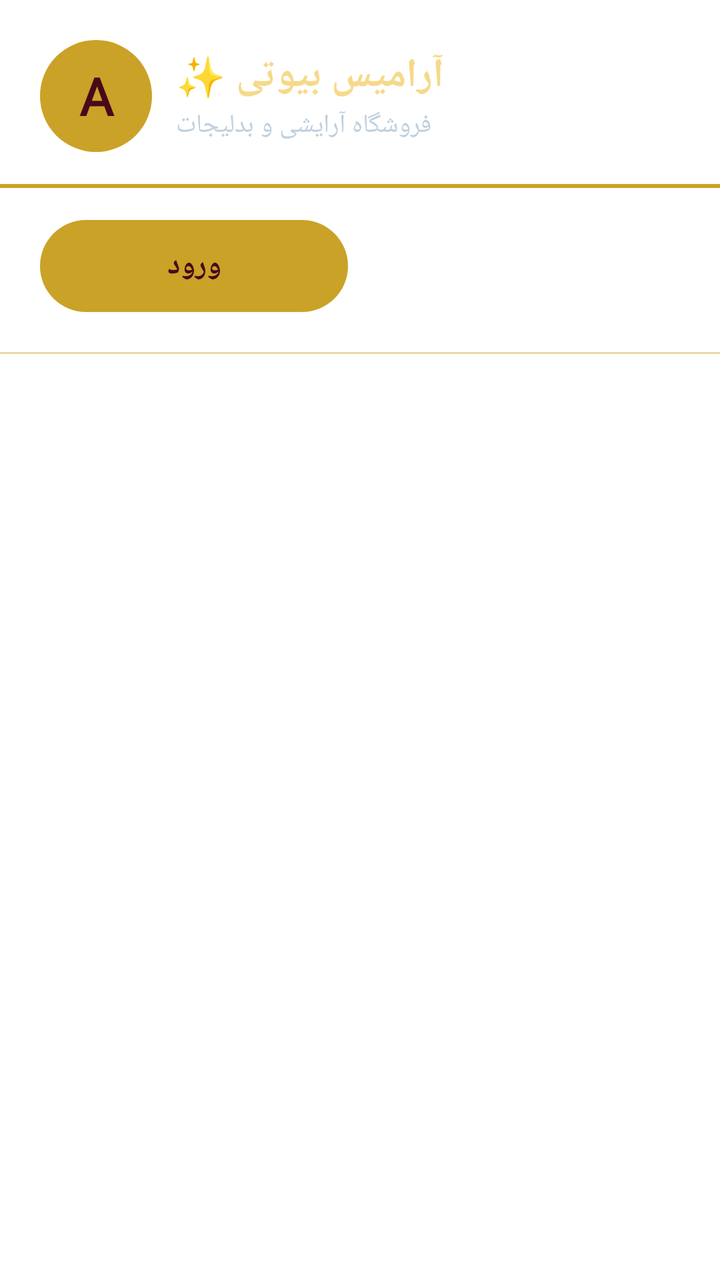
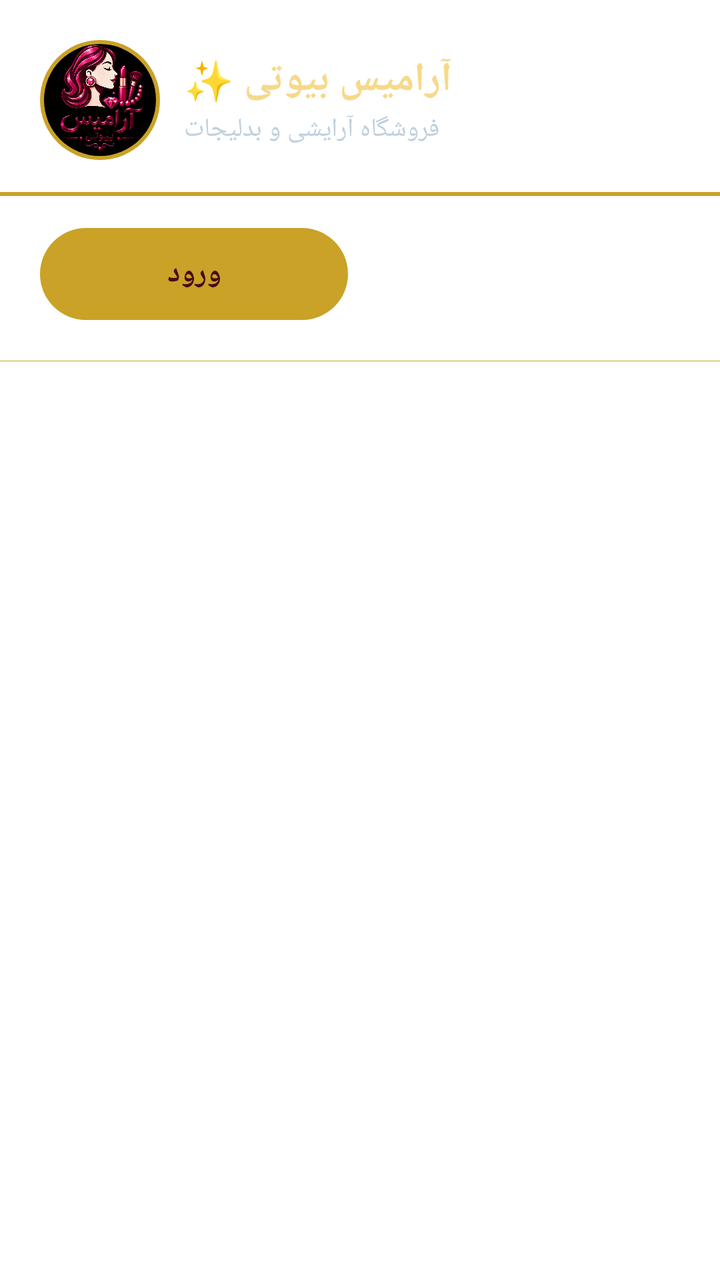

Before-and-after screenshots of an Android layout around one commit, followed by the original layout XML and the change that was made.
<!-- AndroidManifest.xml: application theme Theme.AramisBeauty -->
<!-- res/layout/nav_header_main.xml -->
<?xml version="1.0" encoding="utf-8"?>
<LinearLayout xmlns:android="http://schemas.android.com/apk/res/android"
    xmlns:app="http://schemas.android.com/apk/res-auto"
    android:layout_width="match_parent"
    android:layout_height="wrap_content"
    android:orientation="vertical"
    android:paddingTop="20dp">

    <LinearLayout
        android:layout_width="match_parent"
        android:layout_height="wrap_content"
        android:gravity="center_vertical"
        android:orientation="horizontal"
        android:paddingStart="20dp"
        android:paddingEnd="20dp">

        <TextView
            android:layout_width="56dp"
            android:layout_height="56dp"
            android:background="@drawable/circle_gold"
            android:fontFamily="@font/vazirmatn"
            android:gravity="center"
            android:text="A"
            android:textColor="@color/burgundy_dark"
            android:textSize="26sp"
            android:textStyle="bold" />

        <LinearLayout
            android:layout_width="wrap_content"
            android:layout_height="wrap_content"
            android:layout_marginStart="12dp"
            android:orientation="vertical">

            <TextView
                android:layout_width="wrap_content"
                android:layout_height="wrap_content"
                android:text="آرامیس بیوتی ✨"
                android:textColor="@color/glass_gold_light"
                android:textSize="20sp"
                android:textStyle="bold" />

            <TextView
                android:layout_width="wrap_content"
                android:layout_height="wrap_content"
                android:layout_marginTop="2dp"
                android:text="فروشگاه آرایشی و بدلیجات"
                android:textColor="#BFD0DE"
                android:textSize="13sp" />
        </LinearLayout>
    </LinearLayout>

    <View
        android:layout_width="match_parent"
        android:layout_height="2dp"
        android:layout_marginTop="16dp"
        android:background="@color/gold" />

    <LinearLayout
        android:id="@+id/auth_buttons_row"
        android:layout_width="match_parent"
        android:layout_height="wrap_content"
        android:layout_marginTop="16dp"
        android:orientation="horizontal"
        android:paddingStart="20dp"
        android:paddingEnd="20dp"
        android:paddingBottom="20dp">

        <Button
            android:id="@+id/btn_login"
            android:layout_width="0dp"
            android:layout_height="46dp"
            android:layout_marginEnd="6dp"
            android:layout_weight="1"
            android:background="@drawable/btn_gold_pill"
            android:text="@string/login"
            android:textColor="@color/burgundy_dark"
            android:textSize="15sp"
            android:textStyle="bold"
            app:backgroundTint="@null" />

        <Button
            android:id="@+id/btn_register"
            android:layout_width="0dp"
            android:layout_height="46dp"
            android:layout_marginStart="6dp"
            android:layout_weight="1"
            android:background="@drawable/btn_outline_white_pill"
            android:text="@string/register"
            android:textColor="@color/white"
            android:textSize="15sp"
            app:backgroundTint="@null" />

    </LinearLayout>

    <Button
        android:id="@+id/btn_profile"
        android:layout_width="match_parent"
        android:layout_height="46dp"
        android:layout_marginStart="20dp"
        android:layout_marginTop="16dp"
        android:layout_marginEnd="20dp"
        android:layout_marginBottom="20dp"
        android:background="@drawable/btn_gold_pill"
        android:text="👤 مشاهده پروفایل"
        android:textColor="@color/burgundy_dark"
        android:textSize="15sp"
        android:textStyle="bold"
        android:visibility="gone"
        app:backgroundTint="@null" />

    <View
        android:layout_width="match_parent"
        android:layout_height="1dp"
        android:alpha="0.4"
        android:background="@color/gold" />

</LinearLayout>
<!-- resources referenced by this layout -->
<resources>
  <color name="burgundy_dark">#4A0819</color>
  <color name="glass_gold_light">#F6D98A</color>
  <color name="gold">#C9A227</color>
  <color name="white">#FFFFFF</color>
  <!-- drawable btn_gold_pill (drawable) -->
  <?xml version="1.0" encoding="utf-8"?>
  <shape xmlns:android="http://schemas.android.com/apk/res/android"
      android:shape="rectangle">
      <solid android:color="@color/gold" />
      <corners android:radius="24dp" />
  </shape>
  <!-- drawable btn_outline_white_pill (drawable) -->
  <?xml version="1.0" encoding="utf-8"?>
  <shape xmlns:android="http://schemas.android.com/apk/res/android"
      android:shape="rectangle">
      <solid android:color="#00000000" />
      <stroke
          android:width="1.5dp"
          android:color="@color/white" />
      <corners android:radius="24dp" />
  </shape>
  <!-- drawable circle_gold (drawable) -->
  <?xml version="1.0" encoding="utf-8"?>
  <shape xmlns:android="http://schemas.android.com/apk/res/android"
      android:shape="oval">
      <solid android:color="@color/gold" />
  </shape>
  <string name="login">ورود</string>
  <string name="register">عضویت</string>
  <style name="Theme.AramisBeauty" parent="Theme.Material3.DayNight.NoActionBar">
          <item name="colorPrimary">@color/burgundy</item>
          <item name="colorPrimaryDark">@color/burgundy_dark</item>
          <item name="colorOnPrimary">@color/white</item>
          <item name="colorSecondary">@color/gold</item>
          <item name="android:windowBackground">@color/white</item>
          <item name="colorSurface">@color/white</item>
      </style>
  <color name="burgundy">#6E0B28</color>
</resources>

<!-- the commit's change to res/layout/nav_header_main.xml (unified diff, before → after) -->
@@ -14,16 +14,22 @@
         android:paddingStart="20dp"
         android:paddingEnd="20dp">
 
-        <TextView
-            android:layout_width="56dp"
-            android:layout_height="56dp"
+        
+        <FrameLayout
+            android:layout_width="60dp"
+            android:layout_height="60dp"
             android:background="@drawable/circle_gold"
-            android:fontFamily="@font/vazirmatn"
-            android:gravity="center"
-            android:text="A"
-            android:textColor="@color/burgundy_dark"
-            android:textSize="26sp"
-            android:textStyle="bold" />
+            android:padding="2dp">
+
+            <ImageView
+                android:layout_width="match_parent"
+                android:layout_height="match_parent"
+                android:background="@drawable/circle_gold"
+                android:clipToOutline="true"
+                android:contentDescription="@string/app_name"
+                android:scaleType="centerCrop"
+                android:src="@drawable/logo_new" />
+        </FrameLayout>
 
         <LinearLayout
             android:layout_width="wrap_content"
<!-- resource entries referenced after the edit -->
@@ -27,6 +27,8 @@
       android:shape="oval">
       <solid android:color="@color/gold" />
   </shape>
+  <!-- drawable logo_new: jpg bitmap (drawable, 149170 bytes) -->
+  <string name="app_name">آرامیس بیوتی</string>
   <string name="login">ورود</string>
   <string name="register">عضویت</string>
   <style name="Theme.AramisBeauty" parent="Theme.Material3.DayNight.NoActionBar">
